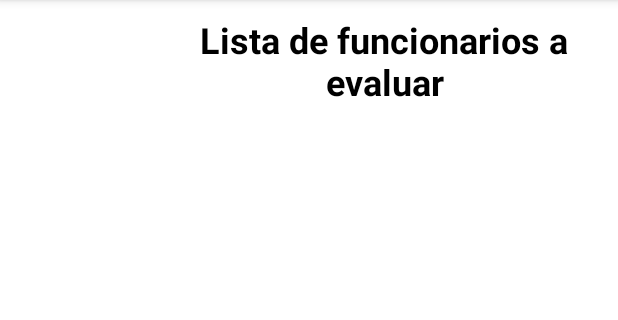
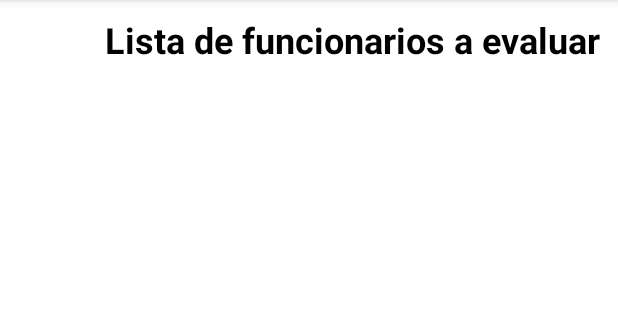
Before and after one commit to mmendezg2/Tarea4-RecycleView, an Android app: the listaEvaluar screen opened directly, with no data from a screen before it, on a phone screen of 412 x 824 dp, the part 84-404 px from its top. Run offline under Robolectric (Android 15) with nearby library versions, the phone set to English and light mode, and no system bars; 1 statement that could not run was skipped.

Commit message:
Update activity_lista_evaluar.xml

```diff
--- a/app/src/main/res/layout/activity_lista_evaluar.xml
+++ b/app/src/main/res/layout/activity_lista_evaluar.xml
@@ -10,7 +10,7 @@
         android:id="@+id/lblEvaluados"
         android:layout_width="wrap_content"
         android:layout_height="wrap_content"
-        android:layout_marginLeft="100dp"
+        android:layout_marginLeft="70dp"
         android:layout_marginTop="10dp"
         android:text="Lista de funcionarios a evaluar"
         android:textAlignment="center"
```
